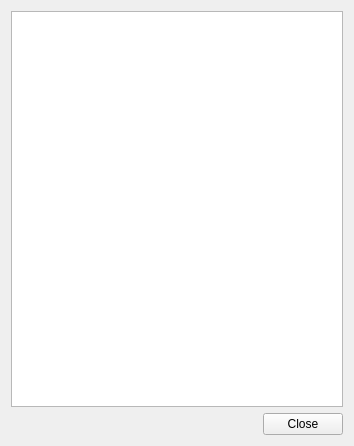
The window that gui/src/diagnosticdisplay.ui (dlktdr/HeadTracker) describes before a commit, drawn with Qt 5.
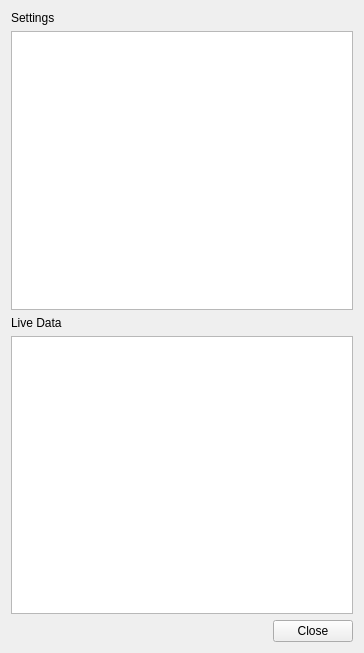
The same window after the commit.

Commit message: Separate Live/Settings

Patch:
```diff
--- a/gui/src/diagnosticdisplay.ui
+++ b/gui/src/diagnosticdisplay.ui
@@ -6,17 +6,34 @@
    <rect>
     <x>0</x>
     <y>0</y>
-    <width>354</width>
-    <height>446</height>
+    <width>364</width>
+    <height>653</height>
    </rect>
   </property>
   <property name="windowTitle">
    <string>Diagnostic Display</string>
   </property>
   <layout class="QVBoxLayout" name="verticalLayout">
+   <item>
+    <widget class="QLabel" name="label">
+     <property name="text">
+      <string>Settings</string>
+     </property>
+    </widget>
+   </item>
    <item>
     <widget class="QTableWidget" name="tblParams"/>
    </item>
+   <item>
+    <widget class="QLabel" name="label_2">
+     <property name="text">
+      <string>Live Data</string>
+     </property>
+    </widget>
+   </item>
+   <item>
+    <widget class="QTableWidget" name="tblLiveData"/>
+   </item>
    <item>
     <layout class="QHBoxLayout" name="horizontalLayout">
      <item>
```
The commit also changes 1 other file.
